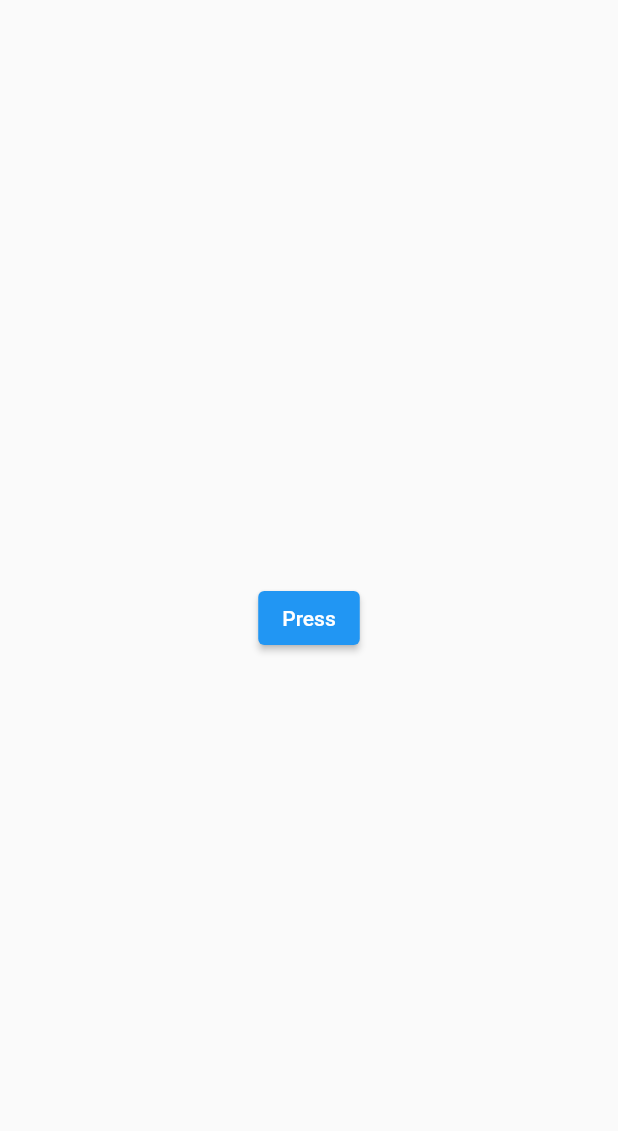
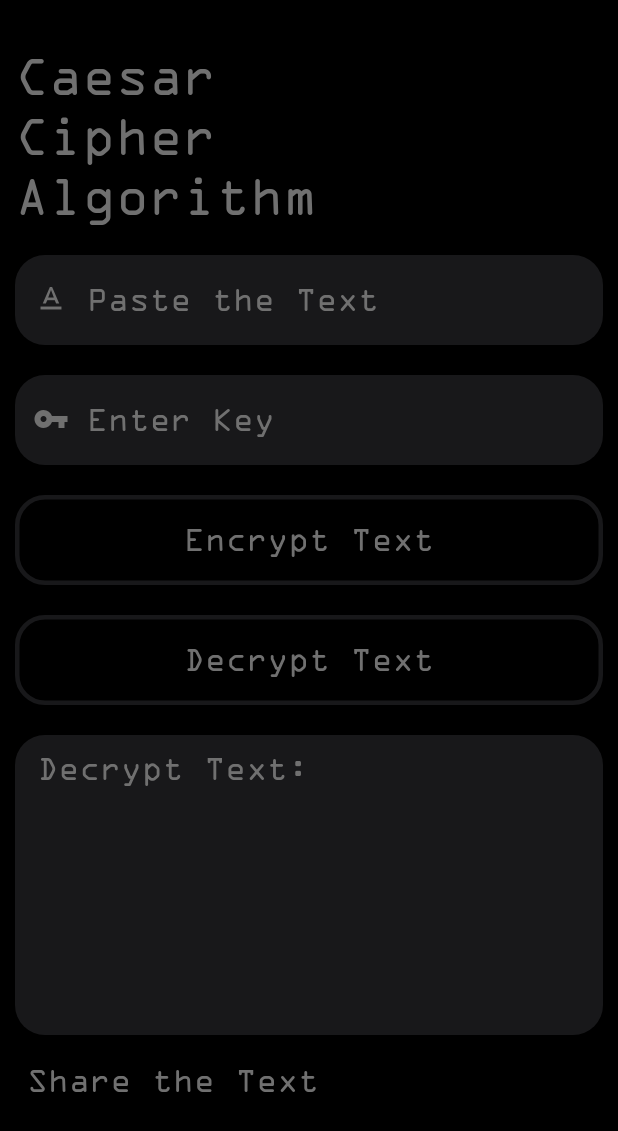
Before and after one commit to Mohit-Gajjar/Flutter-Caesar_Cipher, a Flutter app: the screen it shows after launch, on a phone screen of 412 x 824 dp. Shown: the top 1131 px of the screen. Run offline on Flutter 3.47's test engine with Material 2 defaults, Android fonts, the light colour scheme and no system bars.

Commit message:
Added the code

```diff
--- a/lib/Home.dart
+++ b/lib/Home.dart
@@ -1,4 +1,3 @@
-import 'package:ceasar_cipher/CeasarCipher_Algo.dart';
 import 'package:flutter/material.dart';
 
 class HomePage extends StatefulWidget {
@@ -12,13 +11,132 @@ class _HomePageState extends State<HomePage> {
   @override
   Widget build(BuildContext context) {
     return Scaffold(
-      body: Center(
-        child: ElevatedButton(
-          onPressed: () {
-          },
-          child: Text("Press"),
-        ),
-      ),
-    );
+        backgroundColor: Color(0xff000000),
+        body: Container(
+          child: Center(
+            child: Column(
+              crossAxisAlignment: CrossAxisAlignment.start,
+              children: [
+                SizedBox(height: 30),
+                Column(
+                  crossAxisAlignment: CrossAxisAlignment.start,
+                  children: [
+                    Text("Caesar",
+                        style: TextStyle(color: Color(0xff707070), fontSize: 37, fontFamily: 'OCR')),
+                    Text("Cipher",
+                        style: TextStyle(color: Color(0xff707070), fontSize: 37, fontFamily: 'OCR')),
+                    Text("Algorithm",
+                        style: TextStyle(color: Color(0xff707070), fontSize: 37, fontFamily: 'OCR')),
+                  ],
+                ),
+                SizedBox(
+                  height: 20,
+                ),
+                Container(
+                  height: 60,
+                  width: MediaQuery.of(context).size.width - 20,
+                  decoration: BoxDecoration(
+                      borderRadius: BorderRadius.circular(20),
+                      color: Color(0xff18181A)),
+                  child: Padding(
+                    padding: EdgeInsets.only(top: 5),
+                    child: TextField(
+                      decoration: InputDecoration(
+                        prefixIcon: Icon(Icons.text_format, color: Color(0xff707070),),
+                        hintText: "Paste the Text",
+                        border: InputBorder.none,
+                        hintStyle: TextStyle(
+                          fontFamily: 'OCR',
+                          color: Color(0xff707070),
+                          fontSize: 23
+                        )
+                      ),
+                       style: TextStyle(color: Color(0xff707070), fontSize: 23, fontFamily: 'OCR')
+                    ),
+                  ),
+                ),
+                SizedBox(height: 20,),
+                Container(
+                  height: 60,
+                  width: MediaQuery.of(context).size.width - 20,
+                  decoration: BoxDecoration(
+                      borderRadius: BorderRadius.circular(20),
+                      color: Color(0xff18181A)),
+                  child: Padding(
+                    padding: EdgeInsets.only(top: 5),
+                    child: TextField(
+                      decoration: InputDecoration(
+                        prefixIcon: Icon(Icons.vpn_key, color: Color(0xff707070),),
+                        hintText: "Enter Key",
+                        border: InputBorder.none,
+                        hintStyle: TextStyle(
+                          fontFamily: 'OCR',
+                          color: Color(0xff707070),
+                          fontSize: 23
+                        ),
+                      ),
+                      style: TextStyle(color: Color(0xff707070), fontSize: 23, fontFamily: 'OCR')
+                    ),
+                  ),
+                ),
+                SizedBox(height: 20,),
+                Container(
+                  height: 60,
+                  width: MediaQuery.of(context).size.width - 20,
+                  decoration: BoxDecoration(
+                    borderRadius: BorderRadius.circular(20),
+                     border: Border.all(
+                       width: 3,
+                      color: Color(0xff18181A)
+                     )
+                      ),
+                  child: Center(
+                    child: Text(
+                      "Encrypt Text",
+                       style: TextStyle(color: Color(0xff707070), fontSize: 23, fontFamily: 'OCR')),
+                    ),
+                ),
+                SizedBox(height: 20,),
+                 Container(
+                  height: 60,
+                  width: MediaQuery.of(context).size.width - 20,
+                  decoration: BoxDecoration(
+                    borderRadius: BorderRadius.circular(20),
+                     border: Border.all(
+                       width: 3,
+                      color: Color(0xff18181A)
+                     )
+                      ),
+                  child:Center(
+                    child: Text(
+                      "Decrypt Text",
+                       style: TextStyle(color: Color(0xff707070), fontSize: 23, fontFamily: 'OCR')),
+                    ),
+                  ),
+                  SizedBox(height:20),
+                  Container(
+                  height: 200,
+                  width: MediaQuery.of(context).size.width - 20,
+                  decoration: BoxDecoration(
+                    borderRadius: BorderRadius.circular(20),
+                      color: Color(0xff18181A)
+                      ),
+                  child:Padding(
+                    padding: EdgeInsets.only(left: 15, top: 10),
+                    child: Text(
+                      "Decrypt Text:",
+                       style: TextStyle(color: Color(0xff707070), fontSize: 23, fontFamily: 'OCR')),
+                    ),
+                  ),
+                  SizedBox(height:10),
+                 Padding(
+                   padding: const EdgeInsets.all(8.0),
+                   child: Text("Share the Text",style: TextStyle(color: Color(0xff707070), fontSize: 23, fontFamily: 'OCR')),
+                 )
+
+              ],
+            ),
+          ),
+        ));
   }
 }
--- a/lib/main.dart
+++ b/lib/main.dart
@@ -10,7 +10,8 @@ class MyApp extends StatelessWidget {
   @override
   Widget build(BuildContext context) {
     return MaterialApp(
-      title: 'Flutter Demo',
+      debugShowCheckedModeBanner: false,
+      title: 'Caesar Cipher',
       theme: ThemeData(
         primarySwatch: Colors.blue,
       ),
```
Also changed, not shown: pubspec.yaml (+6 -5 lines), fonts/OCR-A.ttf (added), pubspec.lock.
